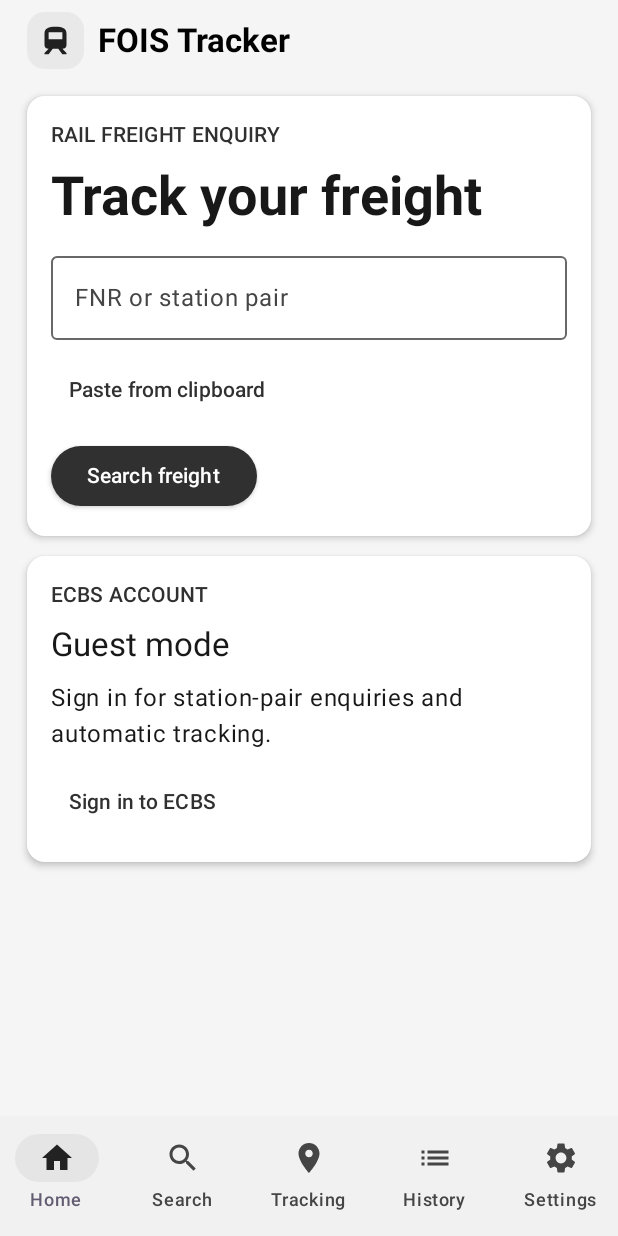
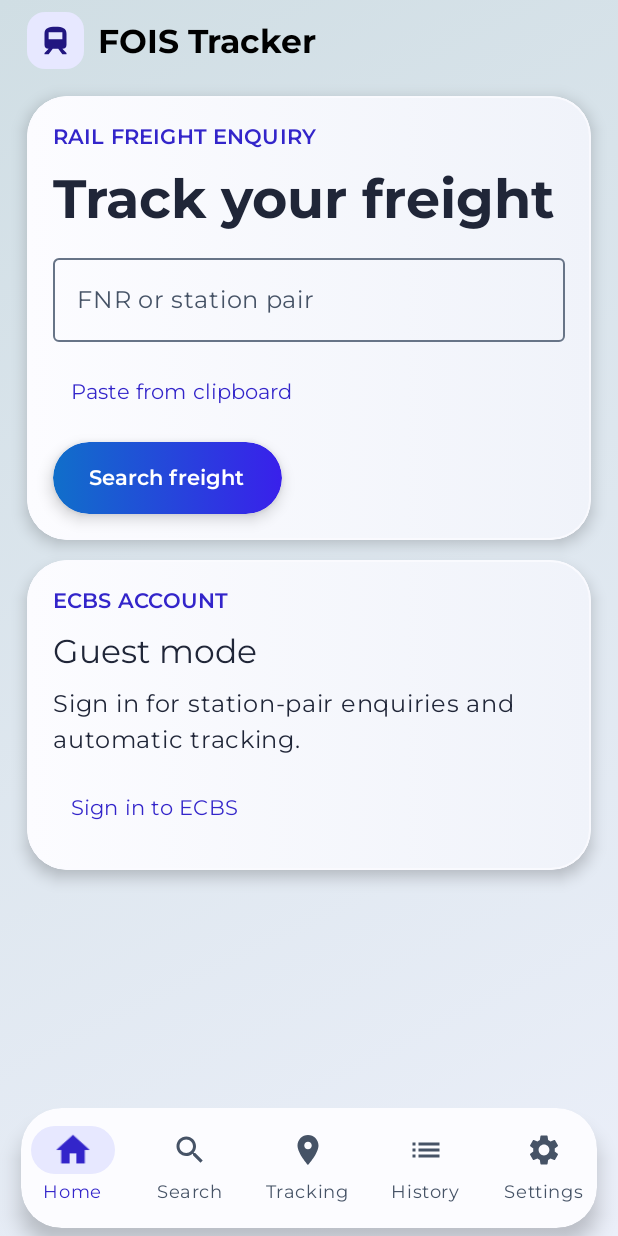
Before and after one commit to emochuddam/FOIS-Tracker, an Android app built with Jetpack Compose: the screen it shows after launch (MainActivity), on a phone screen of 412 x 824 dp. Run offline under Robolectric (Android 15) with nearby library versions, the phone set to English and light mode, and no system bars; 1 statement that could not run was skipped.

Commit message:
Apply gradient UI kit and simplify freight results

```diff
--- a/app/build.gradle.kts
+++ b/app/build.gradle.kts
@@ -18,8 +18,8 @@ android {
         applicationId = "org.railtracker.fois"
         minSdk = 26
         targetSdk = 36
-        versionCode = 8
-        versionName = "1.0.6"
+        versionCode = 9
+        versionName = "1.0.7"
         testInstrumentationRunner = "androidx.test.runner.AndroidJUnitRunner"
     }
     if (hasReleaseSigning) {
--- a/app/src/main/java/dev/foistracker/TrackerUi.kt
+++ b/app/src/main/java/dev/foistracker/TrackerUi.kt
@@ -17,6 +17,7 @@ import androidx.compose.foundation.interaction.MutableInteractionSource
 import androidx.compose.foundation.interaction.collectIsPressedAsState
 import androidx.compose.foundation.*
 import androidx.compose.foundation.layout.*
+import androidx.compose.foundation.BorderStroke
 import androidx.compose.foundation.lazy.LazyColumn
 import androidx.compose.foundation.lazy.LazyListScope
 import androidx.compose.foundation.lazy.items
@@ -35,7 +36,9 @@ import androidx.compose.runtime.*
 import androidx.compose.ui.Alignment
 import androidx.compose.ui.Modifier
 import androidx.compose.ui.draw.clip
+import androidx.compose.ui.draw.shadow
 import androidx.compose.ui.graphics.Color
+import androidx.compose.ui.graphics.Brush
 import androidx.compose.ui.graphics.graphicsLayer
 import androidx.compose.ui.semantics.contentDescription
 import androidx.compose.ui.semantics.semantics
@@ -44,6 +47,7 @@ import androidx.compose.ui.platform.LocalFocusManager
 import androidx.compose.ui.platform.LocalSoftwareKeyboardController
 import androidx.compose.ui.res.painterResource
 import androidx.compose.ui.text.font.FontFamily
+import androidx.compose.ui.text.font.Font
 import androidx.compose.ui.text.font.FontWeight
 import androidx.compose.ui.text.input.ImeAction
 import androidx.compose.ui.text.input.PasswordVisualTransformation
@@ -60,22 +64,39 @@ import kotlinx.coroutines.withContext
 import java.time.Duration
 import java.time.Instant
 
+private val actionGradient = Brush.horizontalGradient(listOf(Color(0xFF106FCA), Color(0xFF3920EB)))
 private val light = lightColorScheme(
-    primary = Color(0xFF303030), onPrimary = Color.White, primaryContainer = Color(0xFFE9E9E9),
-    onPrimaryContainer = Color(0xFF202020), secondaryContainer = Color(0xFFE5E5E5),
-    onSecondaryContainer = Color(0xFF222222), background = Color(0xFFF5F5F5),
-    onBackground = Color(0xFF181818), surface = Color.White, onSurface = Color(0xFF181818),
-    surfaceVariant = Color(0xFFEAEAEA), onSurfaceVariant = Color(0xFF454545),
-    surfaceContainer = Color(0xFFF1F1F1), surfaceContainerHigh = Color(0xFFECECEC), outline = Color(0xFF686868)
+    primary = Color(0xFF3325CA), onPrimary = Color.White, primaryContainer = Color(0xFFE7E8FF),
+    onPrimaryContainer = Color(0xFF211680), secondary = Color(0xFF485671), secondaryContainer = Color(0xFFE5EBF6),
+    onSecondaryContainer = Color(0xFF24314E), background = Color(0xFFDFE8EF),
+    onBackground = Color(0xFF202638), surface = Color(0xFFFCFCFF), onSurface = Color(0xFF202638),
+    surfaceVariant = Color(0xFFE5E9F1), onSurfaceVariant = Color(0xFF465366),
+    surfaceContainer = Color(0xFFF0F3FA), surfaceContainerHigh = Color(0xFFE9EDF7), outline = Color(0xFF677487)
 )
 private val dark = darkColorScheme(
-    primary = Color(0xFFE5E5E5), onPrimary = Color(0xFF202020), primaryContainer = Color(0xFF333333),
-    onPrimaryContainer = Color(0xFFEAEAEA), secondaryContainer = Color(0xFF363636),
-    onSecondaryContainer = Color(0xFFE8E8E8), background = Color(0xFF121212),
-    onBackground = Color(0xFFECECEC), surface = Color(0xFF1E1E1E), onSurface = Color(0xFFECECEC),
-    surfaceVariant = Color(0xFF343434), onSurfaceVariant = Color(0xFFD0D0D0),
-    surfaceContainer = Color(0xFF252525), surfaceContainerHigh = Color(0xFF2D2D2D), outline = Color(0xFFB0B0B0)
+    primary = Color(0xFFBFC4FF), onPrimary = Color(0xFF262080), primaryContainer = Color(0xFF373274),
+    onPrimaryContainer = Color(0xFFE3E5FF), secondary = Color(0xFFB9C7E3), secondaryContainer = Color(0xFF343D57),
+    onSecondaryContainer = Color(0xFFE7EDFF), background = Color(0xFF151A28),
+    onBackground = Color(0xFFE9ECF7), surface = Color(0xFF22283A), onSurface = Color(0xFFE9ECF7),
+    surfaceVariant = Color(0xFF343E52), onSurfaceVariant = Color(0xFFC0C9DE),
+    surfaceContainer = Color(0xFF293044), surfaceContainerHigh = Color(0xFF30394E), outline = Color(0xFFA2ADC2)
 )
+private val trackerTypography = Typography().run {
+    val family = FontFamily(
+        Font(R.font.montserrat_regular), Font(R.font.montserrat_semibold, FontWeight.SemiBold),
+        Font(R.font.montserrat_bold, FontWeight.Bold)
+    )
+    copy(
+        displayLarge = displayLarge.copy(fontFamily = family), displayMedium = displayMedium.copy(fontFamily = family),
+        displaySmall = displaySmall.copy(fontFamily = family), headlineLarge = headlineLarge.copy(fontFamily = family),
+        headlineMedium = headlineMedium.copy(fontFamily = family), headlineSmall = headlineSmall.copy(fontFamily = family),
+        titleLarge = titleLarge.copy(fontFamily = family), titleMedium = titleMedium.copy(fontFamily = family),
+        titleSmall = titleSmall.copy(fontFamily = family), bodyLarge = bodyLarge.copy(fontFamily = family),
+        bodyMedium = bodyMedium.copy(fontFamily = family), bodySmall = bodySmall.copy(fontFamily = family),
+        labelLarge = labelLarge.copy(fontFamily = family), labelMedium = labelMedium.copy(fontFamily = family),
+        labelSmall = labelSmall.copy(fontFamily = family)
+    )
+}
 private val tabs = listOf("Home", "Search", "Tracking", "History", "Settings")
 private val icons = listOf(Icons.Default.Home, Icons.Default.Search, Icons.Default.LocationOn, Icons.AutoMirrored.Filled.List, Icons.Default.Settings)
 private val stations = listOf("RMN" to "Raman", "NDLS" to "New Delhi", "DLI" to "Delhi Junction",
@@ -97,8 +118,14 @@ fun TrackerApp(app: MainActivity) {
         bars.isAppearanceLightNavigationBars = !darkMode
     }
     val signedIn by app.services.signedIn.collectAsState()
-    MaterialTheme(colorScheme = colors) {
-        Box(Modifier.fillMaxSize().background(colors.background)) {
+    val backdrop = remember(darkMode) {
+        Brush.linearGradient(
+            if (darkMode) listOf(Color(0xFF1E2940), Color(0xFF121625))
+            else listOf(Color(0xFFD0DEE4), Color(0xFFEBEFF9))
+        )
+    }
+    MaterialTheme(colorScheme = colors, typography = trackerTypography) {
+        Box(Modifier.fillMaxSize().background(backdrop)) {
             Column(Modifier.widthIn(max = 820.dp).fillMaxSize().safeDrawingPadding().imePadding()
                 .align(Alignment.TopCenter)) {
                 if (app.locked) {
@@ -200,32 +227,60 @@ private fun Brand(modifier: Modifier = Modifier) {
 }
 
 @Composable
-private fun ActionButton(label: String, enabled: Boolean = true, action: () -> Unit) {
+private fun ActionButton(
+    label: String, enabled: Boolean = true, modifier: Modifier = Modifier, action: () -> Unit
+) {
     val interaction = remember { MutableInteractionSource() }
     val pressed by interaction.collectIsPressedAsState()
     val scale by animateFloatAsState(
-        if (pressed && enabled) 0.96f else 1f,
-        animationSpec = spring(dampingRatio = 0.9f, stiffness = 380f),
+        if (pressed && enabled) 0.97f else 1f,
+        animationSpec = spring(dampingRatio = 0.86f, stiffness = 320f),
         label = "Button press"
     )
+    val elevation by androidx.compose.animation.core.animateDpAsState(
+        if (!enabled) 0.dp else if (pressed) 2.dp else 6.dp,
+        label = "Button shadow"
+    )
+    val shape = RoundedCornerShape(50)
+    val ink = MaterialTheme.colorScheme
     Button(
         onClick = action,
         enabled = enabled,
         interactionSource = interaction,
-        modifier = Modifier.graphicsLayer { scaleX = scale; scaleY = scale },
-        elevation = ButtonDefaults.buttonElevation(defaultElevation = 2.dp, pressedElevation = 1.dp)
-    ) { Text(label) }
+        shape = shape,
+        colors = ButtonDefaults.buttonColors(
+            containerColor = Color.Transparent, contentColor = Color.White,
+            disabledContainerColor = ink.surfaceVariant, disabledContentColor = ink.onSurfaceVariant
+        ),
+        modifier = modifier.heightIn(min = 48.dp)
+            .graphicsLayer { scaleX = scale; scaleY = scale }
+            .shadow(elevation, shape)
+            .then(if (enabled) Modifier.background(actionGradient, shape) else Modifier)
+    ) { Text(label, fontWeight = FontWeight.SemiBold) }
 }
 
 @Composable
 private fun Navigation(selected: Int, select: (Int) -> Unit) {
-    NavigationBar(windowInsets = WindowInsets(0)) {
+    val shape = RoundedCornerShape(27.dp)
+    val colors = MaterialTheme.colorScheme
+    NavigationBar(
+        modifier = Modifier.padding(horizontal = 14.dp, vertical = 5.dp).shadow(8.dp, shape).clip(shape),
+        containerColor = colors.surface, windowInsets = WindowInsets(0)
+    ) {
         tabs.forEachIndexed { index, title ->
+            val active = index == selected
+            val iconScale by animateFloatAsState(if (active) 1.12f else 1f,
+                animationSpec = spring(dampingRatio = 0.8f, stiffness = 330f), label = "$title tab")
             NavigationBarItem(
-                selected = index == selected,
+                selected = active,
                 onClick = { select(index) },
-                icon = { Icon(icons[index], null) },
-                label = { Text(title) }
+                icon = { Icon(icons[index], null, Modifier.graphicsLayer { scaleX = iconScale; scaleY = iconScale }) },
+                label = { Text(title, maxLines = 1) },
+                colors = NavigationBarItemDefaults.colors(
+                    selectedIconColor = colors.primary, selectedTextColor = colors.primary,
+                    indicatorColor = colors.primaryContainer, unselectedIconColor = colors.onSurfaceVariant,
+                    unselectedTextColor = colors.onSurfaceVariant
+                )
             )
         }
     }
@@ -233,12 +288,16 @@ private fun Navigation(selected: Int, select: (Int) -> Unit) {
 
 @Composable
 private fun Panel(modifier: Modifier = Modifier, content: @Composable ColumnScope.() -> Unit) {
-    ElevatedCard(
-        modifier = modifier.fillMaxWidth(),
-        colors = CardDefaults.elevatedCardColors(containerColor = MaterialTheme.colorScheme.surface),
-        elevation = CardDefaults.elevatedCardElevation(defaultElevation = 3.dp)
+    val colors = MaterialTheme.colorScheme
+    val sheen = remember(colors) { Brush.horizontalGradient(listOf(colors.surface, colors.surfaceContainer)) }
+    Card(
+        modifier = modifier.fillMaxWidth().shadow(6.dp, RoundedCornerShape(27.dp)),
+        shape = RoundedCornerShape(27.dp),
+        colors = CardDefaults.cardColors(containerColor = colors.surface),
+        border = BorderStroke(1.dp, colors.surface.copy(alpha = 0.8f))
     ) {
-        Column(Modifier.padding(16.dp), verticalArrangement = Arrangement.spacedBy(9.dp), content = content)
+        Column(Modifier.fillMaxWidth().background(sheen).padding(17.dp),
+            verticalArrangement = Arrangement.spacedBy(9.dp), content = content)
     }
 }
 
@@ -705,33 +764,24 @@ private fun FreightUi(app: MainActivity, page: ResultPage) {
             app.refresh(page.query, automatic = true)
         }
     }
-    var stationFilter by remember(page.query.storageKey, page.selected) { mutableStateOf("") }
-    var newest by remember(page.query.storageKey, page.selected) { mutableStateOf(false) }
-    var expanded by remember(page.query.storageKey, page.selected) { mutableStateOf(setOf<Journey>()) }
     var editing by remember { mutableStateOf<Saved?>(null) }
-    var exporting by remember { mutableStateOf(false) }
-    var reportFormat by remember { mutableStateOf(ReportFormat.PDF) }
-    val timeline = remember(freight.journey) {
-        if (freight.journey.all { freightTime(it.departure) != null || freightTime(it.arrival) != null }) {
-            freight.journey.sortedBy { freightTime(it.departure) ?: freightTime(it.arrival) }
-        } else freight.journey
-    }
-    val rows = (if (newest) timeline.asReversed() else timeline).filter {
-        listOf(it.station, it.zone, it.division, it.movement).any { value -> value.contains(stationFilter, true) }
-    }
-    val latest = timeline.lastOrNull { row ->
-        val server = freight.values["Last reported station"] ?: return@lastOrNull false
-        val code = row.station.substringAfterLast('(', "").substringBefore(')')
-        server.equals(row.station, true) || code.isNotBlank() &&
-            Regex("""(?<![A-Za-z0-9])${Regex.escape(code)}(?![A-Za-z0-9])""", RegexOption.IGNORE_CASE).containsMatchIn(server)
-    } ?: timeline.lastOrNull { freightTime(it.arrival) != null || freightTime(it.departure) != null }
-        .takeIf { timeline.all { row -> freightTime(row.arrival) != null || freightTime(row.departure) != null } }
     val item = app.saved.find { it.key == page.query.storageKey }
     PullToRefreshBox(isRefreshing = app.loading && !app.automaticRefresh, onRefresh = { app.refresh(page.query, notifyOnRefresh = true) }, modifier = Modifier.fillMaxSize()) {
         Feed {
             item {
                 Panel {
                     Label("FNR · ${freight.fnr.ifBlank { page.query.key.takeIf { page.query.isFnr } ?: "Not Reported" }}")
+                    if (freight.arrived == null || backgroundLive != null) {
+                        ActionButton(
+                            if (backgroundLive != null) "Stop background Live" else "Keep live in background",
+                            enabled = app.challenge == null && (backgroundLive != null || !app.loading || app.automaticRefresh),
+                            modifier = Modifier.fillMaxWidth()
+                        ) {
+                            if (backgroundLive != null) app.stopBackgroundLive()
+                            else if (signedIn) app.startBackgroundLive(page.query, page.freight)
+                            else app.beginChallenge(false, page.query)
+                        }
+                    }
                     Label(if (freight.arrived == null) "ESTIMATED ARRIVAL" else "CONFIRMED ARRIVAL")
                     AnimatedContent(
                         targetState = displayFreightTime(freight.arrived ?: freight.eta),
@@ -772,11 +822,6 @@ private fun FreightUi(app: MainActivity, page: ResultPage) {
                         (backgroundLive?.takeIf { it.paused }?.let { "Background Live is waiting to retry." } ?: refreshIssue)
                             ?.let { Text(it, style = MaterialTheme.typography.labelLarge) }
                     }
-                    if (signedIn && freight.arrived == null) {
-                        TextButton(onClick = {
-                            if (backgroundLive != null) app.stopBackgroundLive() else app.startBackgroundLive(page.query, page.freight)
-                        }) { Text(if (backgroundLive != null) "Stop background live" else "Keep live in background") }
-                    }
                     if (!page.cached && elapsed < 60) Text("Updated ${elapsed}s ago", style = MaterialTheme.typography.bodySmall)
                     Text("Last successful update · ${displayTime(freight.retrieved)}", style = MaterialTheme.typography.bodySmall)
                     if (page.freight.size > 1) {
@@ -795,7 +840,6 @@ private fun FreightUi(app: MainActivity, page: ResultPage) {
                             editing = item ?: Saved(page.query.storageKey, "", false, false)
                         }
                         ActionButton("Copy report") { app.copy("Freight report", Reports.text(freight)) }
-                        OutlinedButton(onClick = { exporting = true }) { Text("Export file") }
                     }
                     if (freight.fnr.isNotBlank() && !page.query.isFnr) {
                         TextButton(onClick = { app.open(Query(freight.fnr), true) }, enabled = !app.loading) { Text("Open FNR ${freight.fnr}") }
@@ -830,78 +874,9 @@ private fun FreightUi(app: MainActivity, page: ResultPage) {
                     }
                 }
             }
-            item {
-                Panel {
-                    Title("Journey timeline")
-                    Text("${timeline.size} station records")
-                    if (timeline.isNotEmpty()) {
-                        OutlinedTextField(stationFilter, { stationFilter = it }, Modifier.fillMaxWidth(),
-                            label = { Text("Search journey") }, singleLine = true)
-                        Row(Modifier.horizontalScroll(rememberScrollState()), horizontalArrangement = Arrangement.spacedBy(6.dp)) {
-                            FilterChip(!newest, { newest = false }, { Text("Chronological") })
-                            FilterChip(newest, { newest = true }, { Text("Reverse order") })
-                        }
-                        if (rows.isEmpty()) Text("No station records match this search.")
-                        TextButton(onClick = {
-                            app.copy("Journey history", timeline.joinToString("\n") { row ->
-                                listOf(row.station, row.arrival, row.departure, row.zone, row.division, row.movement).joinToString(" · ") { it.ifBlank { "Not Reported" } }
-                            })
-                        }) { Text("Copy journey history") }
-                    } else Text("Not Reported")
-                }
-            }
-            items(rows) { row ->
-                val highlighted = row == latest
-                val marker = when {
-                    sameStation(row.station, freight.values["Origin"]) -> "Origin"
-                    sameStation(row.station, freight.values["Destination"]) -> "Destination"
-                    else -> ""
-                }
-                Row(Modifier.padding(start = 9.dp)) {
-                    Column(Modifier.width(18.dp).padding(top = 15.dp), horizontalAlignment = Alignment.CenterHorizontally) {
-                        Box(Modifier.size(11.dp).background(
-                            if (highlighted || row.departure.isNotBlank()) MaterialTheme.colorScheme.primary else MaterialTheme.colorScheme.outline,
-                            CircleShape))
-                        Box(Modifier.size(2.dp, 60.dp).background(MaterialTheme.colorScheme.outline.copy(alpha = .45f)))
-                    }
-                    Panel(Modifier.weight(1f)) {
-                        if (highlighted) Label("LATEST REPORTED")
-                        if (marker.isNotBlank()) Label(marker)
-                        Text(row.station, style = MaterialTheme.typography.titleMedium, fontWeight = FontWeight.Bold)
-                        Text("Arrival · ${displayFreightTime(row.arrival.ifBlank { null })}")
-                        Text("Departure · ${displayFreightTime(row.departure.ifBlank { null })}")
-                        if (row.departure.isNotBlank()) Label("Departure reported")
-                        TextButton(onClick = { expanded = if (row in expanded) expanded - row else expanded + row }) {
-                            Text(if (row in expanded) "Hide station details" else "Station details")
-                        }
-                        AnimatedVisibility(row in expanded,
-                            enter = expandVertically(tween(200)) + fadeIn(tween(180)),
-                            exit = shrinkVertically(tween(150)) + fadeOut(tween(110))) {
-                            Column {
-                                Text("Railway zone · ${row.zone.ifBlank { "Not Reported" }}")
-                                Text("Railway division · ${row.division.ifBlank { "Not Reported" }}")
-                                Text("Movement · ${row.movement.ifBlank { "Not Reported" }}")
-                            }
-                        }
-                    }
-                }
-            }
         }
     }
     editing?.let { SavedDialog(app, it) { editing = null } }
-    if (exporting) {
-        AlertDialog(onDismissRequest = { exporting = false }, title = { Text("Freight report") }, text = {
-            Column(Modifier.verticalScroll(rememberScrollState())) {
-                Row(horizontalArrangement = Arrangement.spacedBy(5.dp)) {
-                    ReportFormat.entries.forEach { format ->
-                        FilterChip(reportFormat == format, { reportFormat = format }, { Text(format.name) })
-                    }
-                }
-                TextButton(onClick = { exporting = false; app.export(freight, reportFormat) }) { Text("Save to device") }
-                TextButton(onClick = { exporting = false; app.copy("Freight report", Reports.text(freight)) }) { Text("Copy complete report") }
-            }
-        }, confirmButton = { TextButton(onClick = { exporting = false }) { Text("Close") } })
-    }
 }
 
 @Composable
@@ -915,8 +890,17 @@ private fun LiveRefreshLight() {
         ), label = "Green indicator"
     )
     val green = if (isSystemInDarkTheme()) Color(0xFF63E68A) else Color(0xFF198344)
-    Box(Modifier.size(10.dp).graphicsLayer { this.alpha = alpha }.background(green, CircleShape)
-        .semantics { contentDescription = "Live refresh active" })
+    Box(
+        Modifier.size(22.dp).semantics { contentDescription = "Live refresh active" },
+        contentAlignment = Alignment.Center
+    ) {
+        Box(Modifier.size(20.dp).graphicsLayer {
+            this.alpha = alpha * 0.22f
+            scaleX = 1.18f - alpha * 0.18f
+            scaleY = scaleX
+        }.background(green, CircleShape))
+        Box(Modifier.size(9.dp).background(green, CircleShape))
+    }
 }
 
 @Composable
@@ -937,9 +921,3 @@ private fun durationLabel(minutes: Long): String = when {
     minutes >= 60 -> "${minutes / 60}h ${minutes % 60}m"
     else -> "${minutes}m"
 }
-
-private fun sameStation(a: String, b: String?): Boolean {
-    if (b == null) return false
-    fun code(value: String) = value.substringAfterLast('(', value).substringBefore(')').trim()
-    return a.equals(b, true) || code(a).equals(code(b), true)
-}
```
Also changed, not shown: app/src/main/java/dev/foistracker/MainActivity.kt (+0 -22 lines), app/src/main/java/dev/foistracker/Reports.kt (+1 -82 lines), app/src/main/res/raw/montserrat_ofl.txt (added, +93 -0 lines), app/src/main/res/font/montserrat_bold.ttf (added), app/src/main/res/font/montserrat_regular.ttf (added), app/src/main/res/font/montserrat_semibold.ttf (added), 5 other files.
